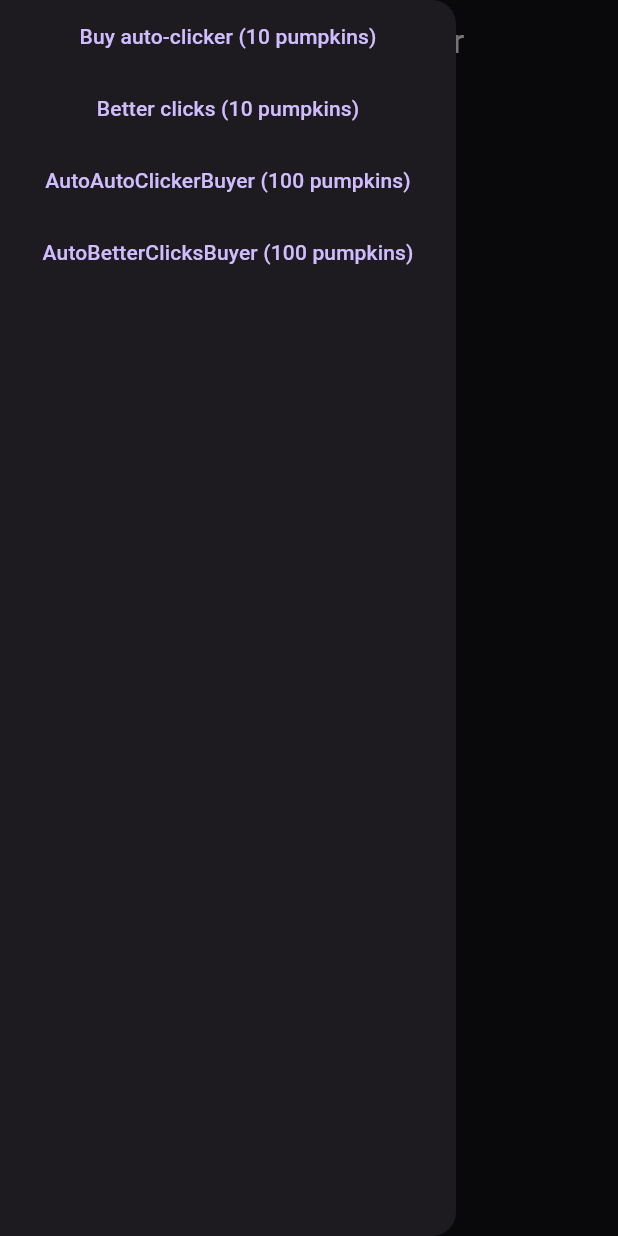
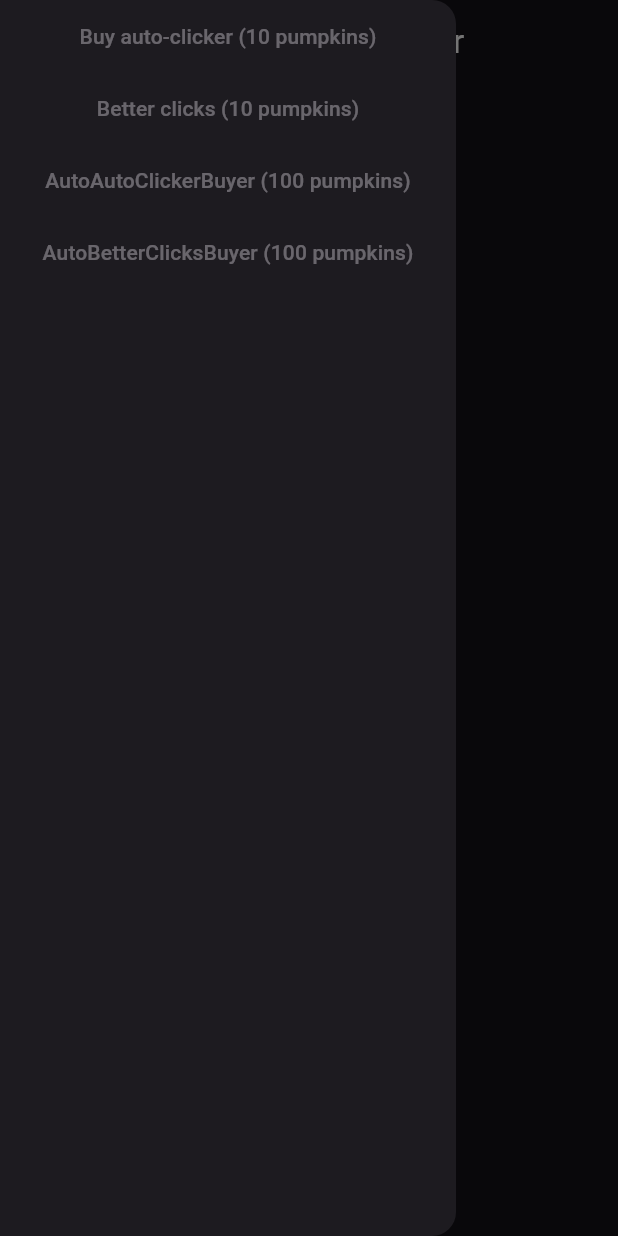
Before and after one commit to treeplate/autumn, a Flutter app: the screen it shows after launch, with the side drawer open, on a phone screen of 412 x 824 dp. Run offline on Flutter 3.47's test engine with Material 3 defaults, Android fonts, the phone set to English and light mode, and no system bars.

Commit message:
add ignorepointer around flying pumpkins to prevent blocking of mouse from hitting main pumpkin, remove debug 100 pumpkins

```diff
--- a/lib/main.dart
+++ b/lib/main.dart
@@ -69,7 +69,6 @@ class _MyAppState extends State<MyApp> with SingleTickerProviderStateMixin {
 
   @override
   void initState() {
-    pumpkins = 100;
     super.initState();
     ticker = createTicker((_) {
       ticks++;
@@ -214,7 +213,7 @@ class _MyAppState extends State<MyApp> with SingleTickerProviderStateMixin {
                 (e) => Positioned(
                   left: constraints.biggest.width / 2 + e.pos.dx,
                   top: constraints.biggest.height / 2 + e.pos.dy,
-                  child: SizedBox(width: 20, height: 20, child: Pumpkin()),
+                  child: IgnorePointer(child: SizedBox(width: 20, height: 20, child: Pumpkin())),
                 ),
               ),
             ],
```
